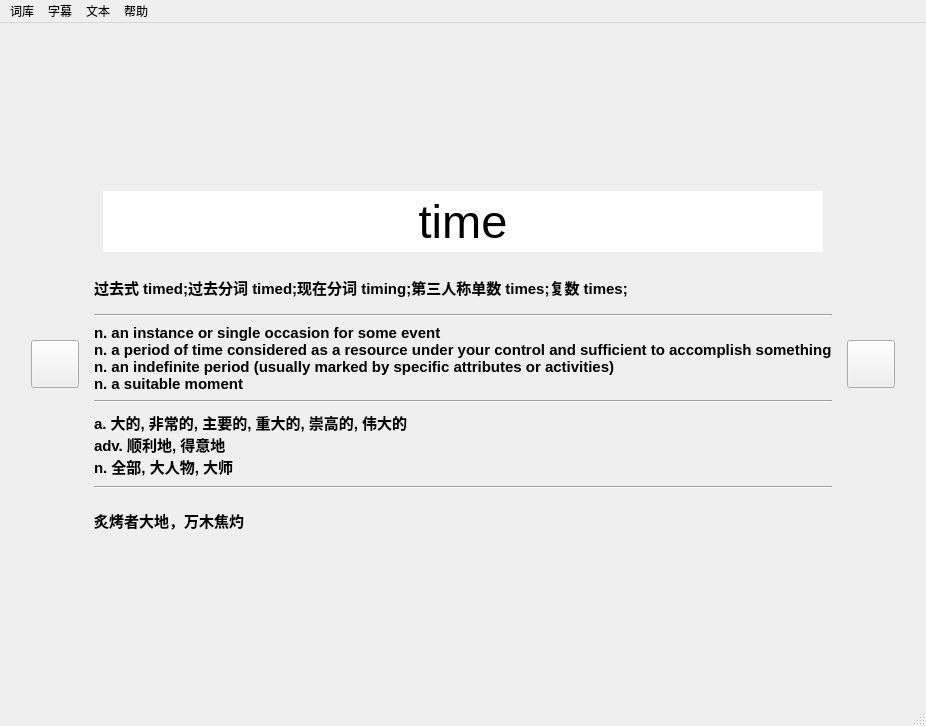
This is src/MainWindow.ui in Smithliuying/Engkey as Qt 5 draws it before an edit. The edited form follows.
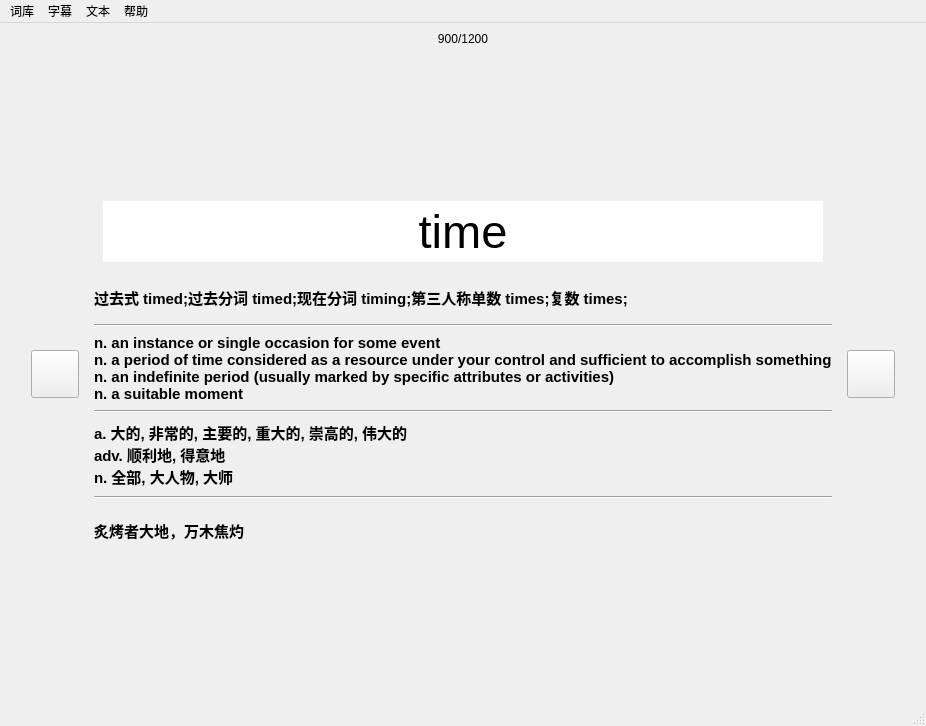
This is the edited form. Icons and pictures are not drawn.

Diff of the .ui file:
```diff
--- a/src/MainWindow.ui
+++ b/src/MainWindow.ui
@@ -15,7 +15,54 @@
   </property>
   <widget class="QWidget" name="centralwidget">
    <layout class="QGridLayout" name="gridLayout_3">
-    <item row="2" column="2">
+    <item row="2" column="3">
+     <widget class="QPushButton" name="btn_next">
+      <property name="sizePolicy">
+       <sizepolicy hsizetype="Fixed" vsizetype="Fixed">
+        <horstretch>0</horstretch>
+        <verstretch>0</verstretch>
+       </sizepolicy>
+      </property>
+      <property name="minimumSize">
+       <size>
+        <width>48</width>
+        <height>48</height>
+       </size>
+      </property>
+      <property name="maximumSize">
+       <size>
+        <width>48</width>
+        <height>48</height>
+       </size>
+      </property>
+      <property name="styleSheet">
+       <string notr="true">border-image:url(:/image/24gl-nextFrame.png)</string>
+      </property>
+      <property name="text">
+       <string/>
+      </property>
+      <property name="shortcut">
+       <string>Right</string>
+      </property>
+     </widget>
+    </item>
+    <item row="2" column="4">
+     <spacer name="horizontalSpacer_4">
+      <property name="orientation">
+       <enum>Qt::Horizontal</enum>
+      </property>
+      <property name="sizeType">
+       <enum>QSizePolicy::Expanding</enum>
+      </property>
+      <property name="sizeHint" stdset="0">
+       <size>
+        <width>66</width>
+        <height>20</height>
+       </size>
+      </property>
+     </spacer>
+    </item>
+    <item row="3" column="2">
      <spacer name="verticalSpacer_2">
       <property name="orientation">
        <enum>Qt::Vertical</enum>
@@ -28,7 +75,67 @@
       </property>
      </spacer>
     </item>
+    <item row="2" column="0">
+     <spacer name="horizontalSpacer_3">
+      <property name="orientation">
+       <enum>Qt::Horizontal</enum>
+      </property>
+      <property name="sizeHint" stdset="0">
+       <size>
+        <width>66</width>
+        <height>20</height>
+       </size>
+      </property>
+     </spacer>
+    </item>
     <item row="1" column="2">
+     <spacer name="verticalSpacer">
+      <property name="orientation">
+       <enum>Qt::Vertical</enum>
+      </property>
+      <property name="sizeType">
+       <enum>QSizePolicy::Expanding</enum>
+      </property>
+      <property name="sizeHint" stdset="0">
+       <size>
+        <width>20</width>
+        <height>80</height>
+       </size>
+      </property>
+     </spacer>
+    </item>
+    <item row="2" column="1">
+     <widget class="QPushButton" name="btn_previous">
+      <property name="sizePolicy">
+       <sizepolicy hsizetype="Fixed" vsizetype="Fixed">
+        <horstretch>0</horstretch>
+        <verstretch>0</verstretch>
+       </sizepolicy>
+      </property>
+      <property name="minimumSize">
+       <size>
+        <width>48</width>
+        <height>48</height>
+       </size>
+      </property>
+      <property name="maximumSize">
+       <size>
+        <width>48</width>
+        <height>48</height>
+       </size>
+      </property>
+      <property name="styleSheet">
+       <string notr="true">border-image:url(:/image/24gl-previousFrame.png)</string>
+      </property>
+      <property name="text">
+       <string/>
+      </property>
+      <property name="shortcut">
+       <string>Left</string>
+      </property>
+     </widget>
+    </item>
+    <item row="2" column="2">
      <widget class="QWidget" name="widget" native="true">
       <property name="font">
        <font>
@@ -75,7 +182,7 @@
              <enum>Qt::ScrollBarAlwaysOff</enum>
             </property>
             <property name="horizontalScrollBarPolicy">
-             <enum>Qt::ScrollBarAlwaysOff</enum>
+             <enum>Qt::ScrollBarAsNeeded</enum>
             </property>
             <property name="html">
              <string>&lt;!DOCTYPE HTML PUBLIC &quot;-//W3C//DTD HTML 4.0//EN&quot; &quot;http://www.w3.org/TR/REC-html40/strict.dtd&quot;&gt;
@@ -196,107 +303,13 @@
       </layout>
      </widget>
     </item>
-    <item row="1" column="3">
-     <widget class="QPushButton" name="btn_next">
-      <property name="sizePolicy">
-       <sizepolicy hsizetype="Fixed" vsizetype="Fixed">
-        <horstretch>0</horstretch>
-        <verstretch>0</verstretch>
-       </sizepolicy>
-      </property>
-      <property name="minimumSize">
-       <size>
-        <width>48</width>
-        <height>48</height>
-       </size>
-      </property>
-      <property name="maximumSize">
-       <size>
-        <width>48</width>
-        <height>48</height>
-       </size>
-      </property>
-      <property name="styleSheet">
-       <string notr="true">border-image:url(:/image/24gl-nextFrame.png)</string>
-      </property>
-      <property name="text">
-       <string/>
-      </property>
-      <property name="shortcut">
-       <string>Right</string>
-      </property>
-     </widget>
-    </item>
-    <item row="1" column="0">
-     <spacer name="horizontalSpacer_3">
-      <property name="orientation">
-       <enum>Qt::Horizontal</enum>
-      </property>
-      <property name="sizeHint" stdset="0">
-       <size>
-        <width>66</width>
-        <height>20</height>
-       </size>
-      </property>
-     </spacer>
-    </item>
-    <item row="1" column="4">
-     <spacer name="horizontalSpacer_4">
-      <property name="orientation">
-       <enum>Qt::Horizontal</enum>
-      </property>
-      <property name="sizeType">
-       <enum>QSizePolicy::Expanding</enum>
-      </property>
-      <property name="sizeHint" stdset="0">
-       <size>
-        <width>66</width>
-        <height>20</height>
-       </size>
-      </property>
-     </spacer>
-    </item>
     <item row="0" column="2">
-     <spacer name="verticalSpacer">
-      <property name="orientation">
-       <enum>Qt::Vertical</enum>
-      </property>
-      <property name="sizeType">
-       <enum>QSizePolicy::Expanding</enum>
-      </property>
-      <property name="sizeHint" stdset="0">
-       <size>
-        <width>20</width>
-        <height>80</height>
-       </size>
-      </property>
-     </spacer>
-    </item>
-    <item row="1" column="1">
-     <widget class="QPushButton" name="btn_previous">
-      <property name="sizePolicy">
-       <sizepolicy hsizetype="Fixed" vsizetype="Fixed">
-        <horstretch>0</horstretch>
-        <verstretch>0</verstretch>
-       </sizepolicy>
-      </property>
-      <property name="minimumSize">
-       <size>
-        <width>48</width>
-        <height>48</height>
-       </size>
-      </property>
-      <property name="maximumSize">
-       <size>
-        <width>48</width>
-        <height>48</height>
-       </size>
-      </property>
-      <property name="styleSheet">
-       <string notr="true">border-image:url(:/image/24gl-previousFrame.png)</string>
-      </property>
+     <widget class="QLabel" name="label_count">
       <property name="text">
-       <string/>
+       <string>900/1200</string>
+      </property>
+      <property name="alignment">
+       <set>Qt::AlignCenter</set>
       </property>
      </widget>
     </item>
```
Left out of the diff: 6 changed lines with no effect on the pictures.
